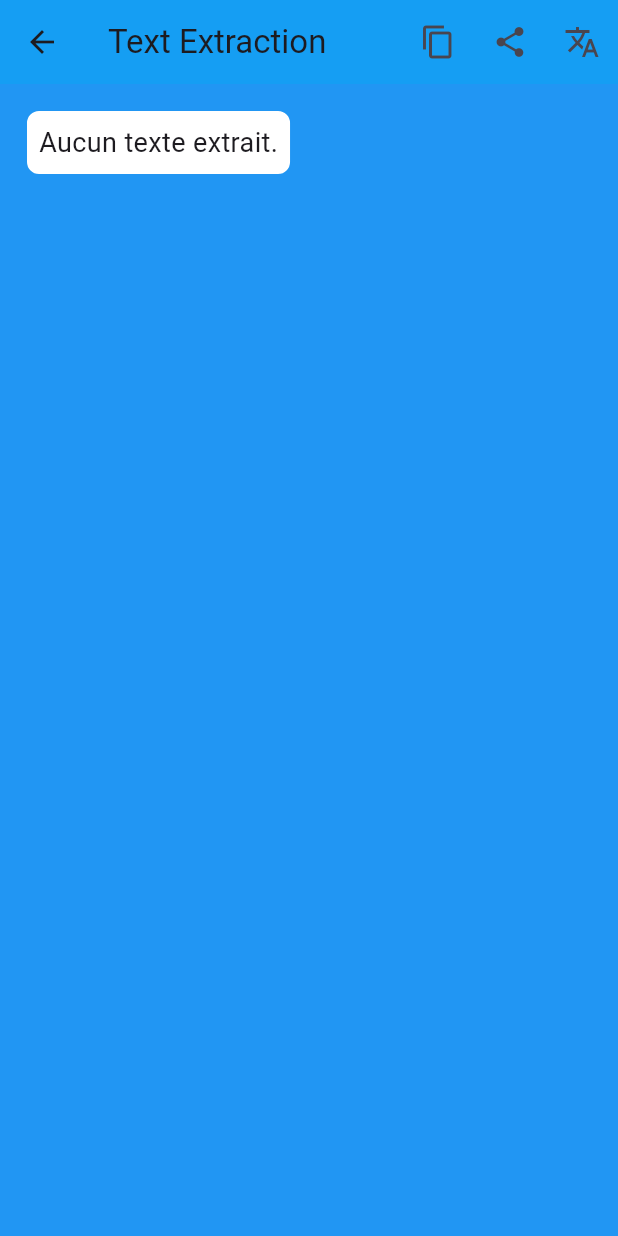
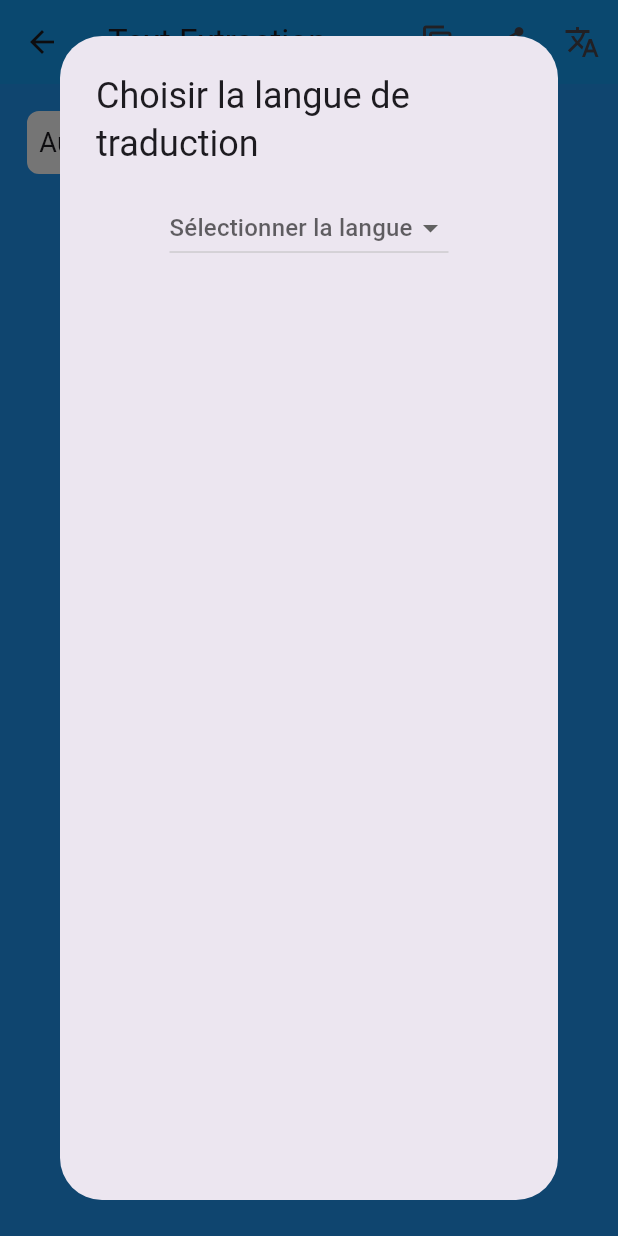
Before and after one commit to Lucio314/flutter_textlens_app, a Flutter app: the TextExtractionPage screen opened directly with empty values, after a tap on the "translate" icon, on a phone screen of 412 x 824 dp. Run offline on Flutter 3.47's test engine with Material 3 defaults, Android fonts, the phone set to English and light mode, and no system bars; our stand-ins replace camera, google_fonts, image_picker, share; missing offline and left inert: google_ml_kit, translator.

Commit message:
lang-an-fr-es

```diff
--- a/lib/TextExtractionPage.dart
+++ b/lib/TextExtractionPage.dart
@@ -1,4 +1,4 @@
-// ignore_for_file: file_names, prefer_const_constructors, use_build_context_synchronously
+// ignore_for_file: file_names, library_private_types_in_public_api, prefer_const_literals_to_create_immutables, sort_child_properties_last, use_build_context_synchronously
 
 import 'package:flutter/material.dart';
 import 'package:flutter/services.dart';
@@ -6,14 +6,27 @@ import 'package:google_ml_kit/google_ml_kit.dart';
 import 'package:share/share.dart';
 import 'package:translator/translator.dart';
 
-class TextExtractionPage extends StatelessWidget {
+class TextExtractionPage extends StatefulWidget {
   final String imagePath;
 
   const TextExtractionPage({Key? key, required this.imagePath})
       : super(key: key);
 
+  @override
+  _TextExtractionPageState createState() => _TextExtractionPageState();
+}
+
+class _TextExtractionPageState extends State<TextExtractionPage> {
+  late Future<String> extractedText;
+
+  @override
+  void initState() {
+    super.initState();
+    extractedText = extractText();
+  }
+
   Future<String> extractText() async {
-    final inputImage = InputImage.fromFilePath(imagePath);
+    final inputImage = InputImage.fromFilePath(widget.imagePath);
     final textRecognizer = GoogleMlKit.vision.textRecognizer();
     final RecognizedText recognizedText =
         await textRecognizer.processImage(inputImage);
@@ -37,64 +50,113 @@ class TextExtractionPage extends StatelessWidget {
     return translation.text;
   }
 
+  void showTranslationDialog(String translatedText) {
+    showDialog(
+      context: context,
+      builder: (BuildContext context) {
+        return AlertDialog(
+          title: const Text('Texte traduit'),
+          content: Text(translatedText),
+          actions: [
+            TextButton(
+              onPressed: () {
+                Navigator.of(context).pop();
+              },
+              child: const Text('OK'),
+            ),
+          ],
+        );
+      },
+    );
+  }
+
+  void showLanguageDialog() {
+    showDialog(
+      context: context,
+      builder: (BuildContext context) {
+        return AlertDialog(
+          title: const Text('Choisir la langue de traduction'),
+          content: Column(
+            children: [
+              // Replace the following DropdownButton with your preferred way of selecting the language
+              DropdownButton<String>(
+                items: [
+                  const DropdownMenuItem(
+                    child: Text('Français'),
+                    value: 'fr',
+                  ),
+                  const DropdownMenuItem(
+                    child: Text('Anglais'),
+                    value: 'en',
+                  ),
+                  const DropdownMenuItem(
+                    child: Text('Espagnol'),
+                    value: 'es',
+                  ),
+                ],
+                onChanged: (value) {
+                  Navigator.of(context).pop(value);
+                },
+                hint: const Text('Sélectionner la langue'),
+              ),
+            ],
+          ),
+        );
+      },
+    ).then((selectedLanguage) {
+      if (selectedLanguage != null) {
+        translateAndShow(selectedLanguage);
+      }
+    });
+  }
+
+  void translateAndShow(String targetLanguage) async {
+    final text = await extractedText;
+    final translatedText = await translateText(text, targetLanguage);
+    showTranslationDialog(translatedText);
+  }
+
   @override
   Widget build(BuildContext context) {
     return Scaffold(
       appBar: AppBar(
-        title: Text('Text Extraction'),
+        title: const Text('Text Extraction'),
         actions: [
           IconButton(
-            icon: Icon(Icons.copy),
+            icon: const Icon(Icons.copy),
             onPressed: () async {
-              final text = await extractText();
+              final text = await extractedText;
               Clipboard.setData(ClipboardData(text: text));
               ScaffoldMessenger.of(context).showSnackBar(
-                SnackBar(content: Text('Texte copié dans le presse-papiers')),
+                const SnackBar(
+                    content: Text('Texte copié dans le presse-papiers')),
               );
             },
           ),
           IconButton(
-            icon: Icon(Icons.share),
+            icon: const Icon(Icons.share),
             onPressed: () async {
-              final text = await extractText();
+              final text = await extractedText;
               Share.share(text);
             },
           ),
           IconButton(
-            icon: Icon(Icons.translate),
-            onPressed: () async {
-              final text = await extractText();
-              final translatedText = await translateText(text, 'fr'); // Remplacez 'fr' par la langue cible souhaitée
-              showDialog(
-                context: context,
-                builder: (BuildContext context) {
-                  return AlertDialog(
-                    title: Text('Texte traduit'),
-                    content: Text(translatedText),
-                    actions: [
-                      TextButton(
-                        onPressed: () {
-                          Navigator.of(context).pop();
-                        },
-                        child: Text('OK'),
-                      ),
-                    ],
-                  );
-                },
-              );
+            icon: const Icon(Icons.translate),
+            onPressed: () {
+              showLanguageDialog();
             },
           ),
         ],
       ),
       body: FutureBuilder<String>(
-        future: extractText(),
+        future: extractedText,
         builder: (context, snapshot) {
           if (snapshot.connectionState == ConnectionState.done) {
             return Padding(
               padding: const EdgeInsets.all(16.0),
               child: Container(
-                constraints: BoxConstraints(
-                  maxHeight: 200.0, // Ajustez la hauteur maximale selon vos besoins
+                constraints: const BoxConstraints(
+                  maxHeight: 1200.0,
                 ),
                 decoration: BoxDecoration(
                   color: Colors.white,
@@ -109,14 +171,14 @@ class TextExtractionPage extends StatelessWidget {
                     padding: const EdgeInsets.all(8.0),
                     child: Text(
                       snapshot.data ?? 'Aucun texte extrait.',
-                      style: TextStyle(fontSize: 18.0),
+                      style: const TextStyle(fontSize: 18.0),
                     ),
                   ),
                 ),
               ),
             );
           } else {
-            return Center(child: CircularProgressIndicator());
+            return const Center(child: CircularProgressIndicator());
           }
         },
       ),
```
